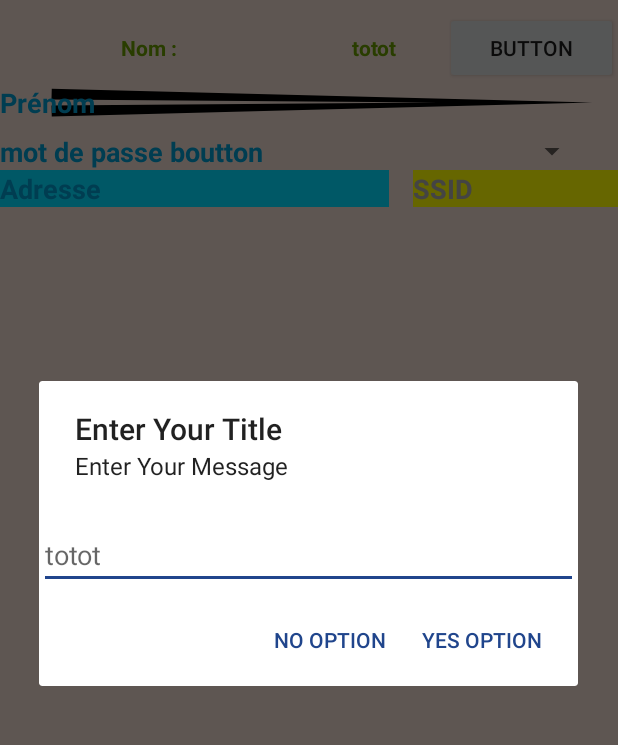
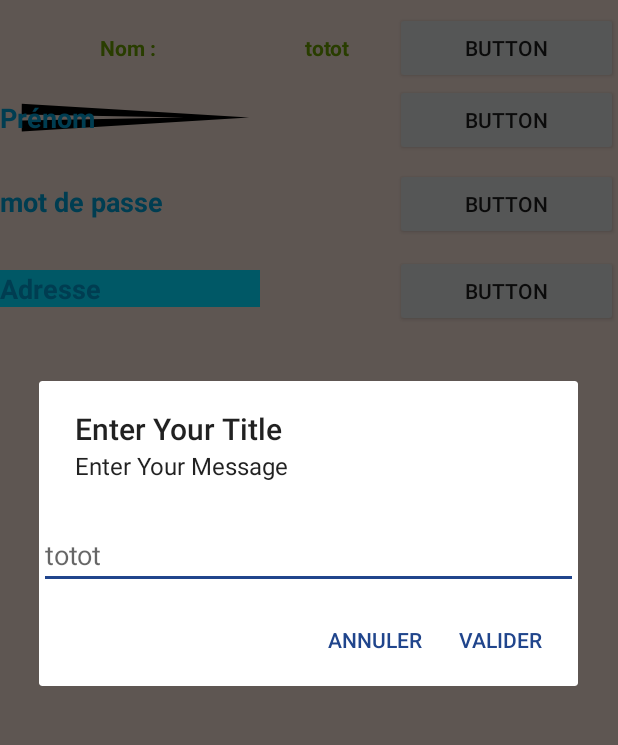
Before and after one commit to nicolas07/Projetrse, an Android app: the fragment UserAccountFragment placed in its activity, after a tap on "BUTTON", on a phone screen of 412 x 824 dp, the part 84-829 px from its top. Run offline under Robolectric (Android 15) with nearby library versions, the phone set to English and light mode, and no system bars.

Commit message:
Maj UserAccountFragment (WIP)

```diff
--- a/app/src/main/java/com/example/projet_rse/UserAccountFragment.java
+++ b/app/src/main/java/com/example/projet_rse/UserAccountFragment.java
@@ -11,6 +11,7 @@ import android.view.ViewGroup;
 import android.widget.Button;
 import android.widget.EditText;
 import android.widget.TextView;
+import android.widget.Toast;
 
 public class UserAccountFragment extends Fragment {
 
@@ -34,6 +35,9 @@ public class UserAccountFragment extends Fragment {
         Edit.setOnClickListener(new View.OnClickListener() {
             @Override
             public void onClick(View v) {
+
+                Toast.makeText(getActivity(),Integer.toString(v.getId()),Toast.LENGTH_LONG).show();
+
                 AlertDialog.Builder alert = new AlertDialog.Builder(getActivity());
                 final EditText edittext = new EditText(getActivity());
                 alert.setMessage("Enter Your Message");
@@ -41,14 +45,14 @@ public class UserAccountFragment extends Fragment {
 
                 alert.setView(edittext);
                 edittext.setHint(Name.getText().toString());
-                alert.setPositiveButton("Yes Option", new DialogInterface.OnClickListener() {
+                alert.setPositiveButton("Valider", new DialogInterface.OnClickListener() {
                     public void onClick(DialogInterface dialog, int whichButton) {
 
                         String YouEditTextValue = edittext.getText().toString();
                     }
                 });
 
-                alert.setNegativeButton("No Option", new DialogInterface.OnClickListener() {
+                alert.setNegativeButton("Annuler", new DialogInterface.OnClickListener() {
                     public void onClick(DialogInterface dialog, int whichButton) {
                         // what ever you want to do with No option.
                     }
--- a/app/src/main/res/layout/fragment_useraccount.xml
+++ b/app/src/main/res/layout/fragment_useraccount.xml
@@ -8,7 +8,6 @@
     android:background="#EDD9CF">
 
     <TableLayout
-
         android:layout_width="match_parent"
         android:layout_height="wrap_content"
         android:layout_marginTop="8dp">
@@ -41,21 +40,41 @@
                 android:textSize="18sp"
                 android:textStyle="bold"
             android:background="@drawable/ic_menu_send" />
+            <TextView
+                android:id="@+id/tv_VorName"
+                android:layout_weight="1"
+                android:gravity="center"
+                android:textColor="@android:color/holo_green_dark"
+                android:textStyle="bold" />
+            <Button
+                android:id="@+id/bt_editVorName"
+                android:layout_width="wrap_content"
+                android:layout_height="wrap_content"
+                android:layout_weight="1"
+                android:text="Button" />
 
         </TableRow>
         <TableRow android:layout_marginTop="8dp">
             <TextView
                 android:layout_weight="1"
-                android:text="mot de passe boutton"
+                android:text="mot de passe "
                 android:textColor="@android:color/holo_blue_dark"
                 android:textSize="18sp"
                 android:textStyle="bold" />
+            <TextView
+                android:id="@+id/tvPassword"
+                android:layout_weight="1"
+                android:gravity="center"
+                android:textColor="@android:color/holo_green_dark"
+                android:textStyle="bold"
+                android:inputType="textPassword" />
+            <Button
+                android:id="@+id/bt_editPassword"
+                android:layout_width="wrap_content"
+                android:layout_height="wrap_content"
+                android:layout_weight="1"
+                android:text="Button" />
 
-            <Spinner
-                android:layout_marginRight="20dp"
-                android:layout_weight="1"
-                android:textColor="@android:color/holo_green_dark"
-                android:textStyle="bold" />
         </TableRow>
         <TableRow>
             <TextView
@@ -65,15 +84,20 @@
                 android:textColor="@android:color/holo_blue_dark"
                 android:textSize="18sp"
                 android:textStyle="bold" />
-            <EditText
-                android:layout_marginLeft="16dp"
+            <TextView
+                android:id="@+id/tvAddress"
                 android:layout_weight="1"
-                android:background="#FFFF00"
-                android:hint="SSID"
-                android:textColor="@android:color/holo_blue_dark"
-                android:textColorHint="@android:color/darker_gray"
-                android:textSize="18sp"
-                android:textStyle="bold" />
+                android:gravity="center"
+                android:textColor="@android:color/holo_green_dark"
+                android:textStyle="bold"
+                android:maxLines="4"
+                android:lines="4"/>
+            <Button
+                android:id="@+id/bt_editAddress"
+                android:layout_width="wrap_content"
+                android:layout_height="wrap_content"
+                android:layout_weight="1"
+                android:text="Button" />
         </TableRow>
 
 
```
